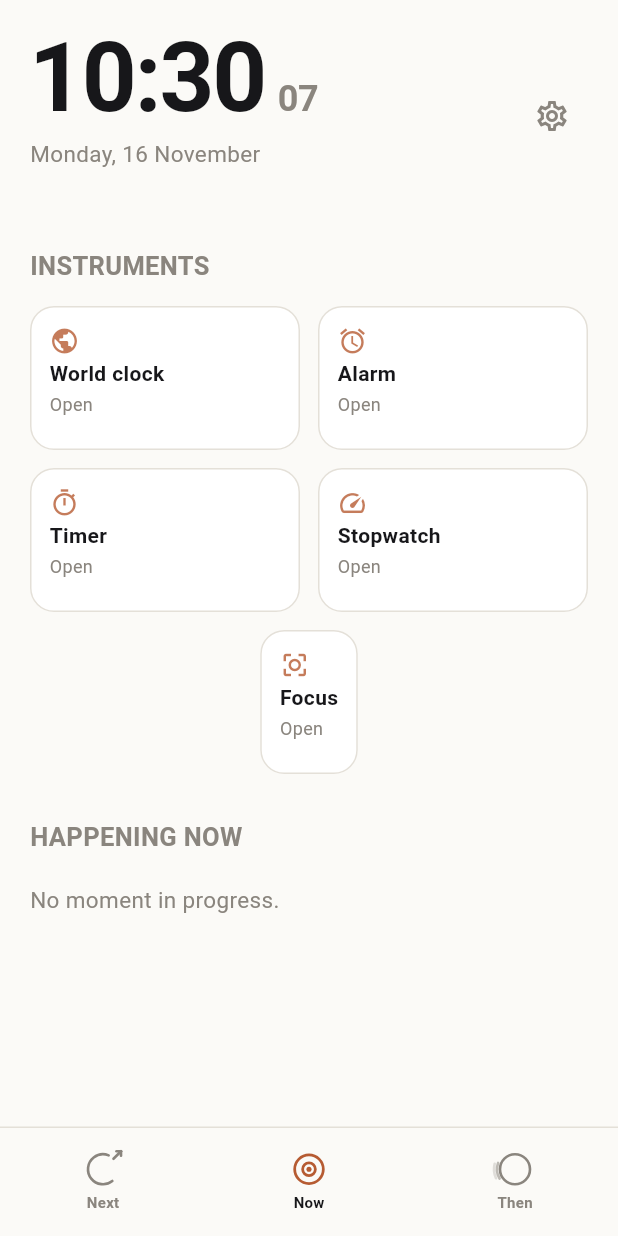
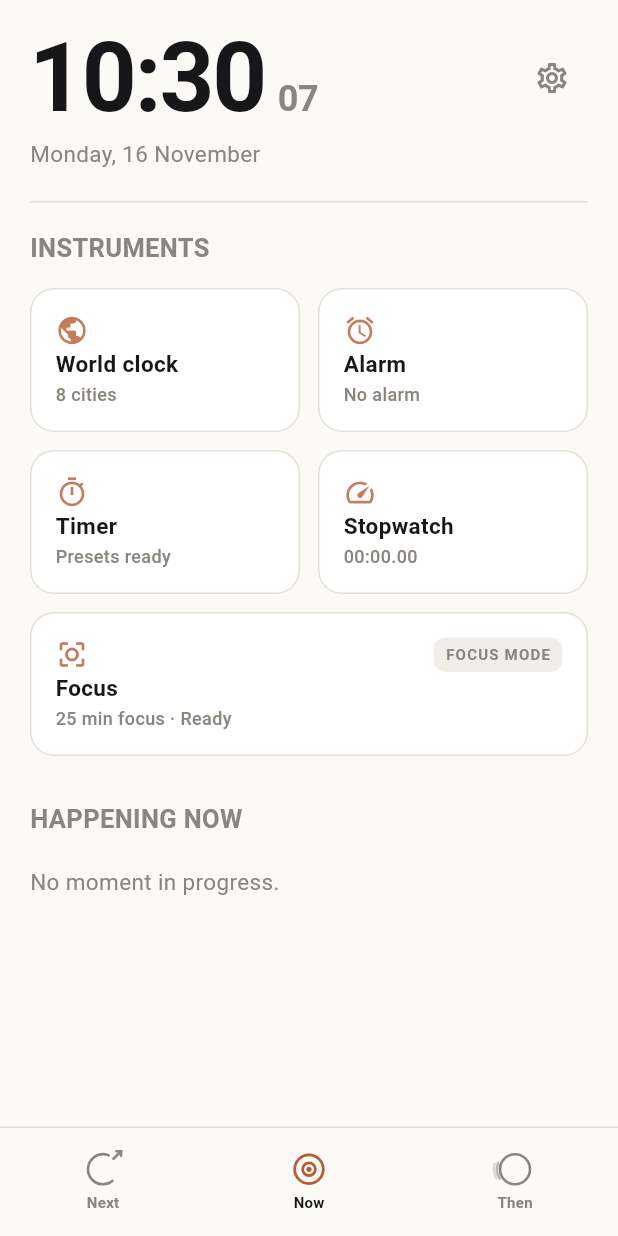
Before and after one commit to kachakaran6/kairos, a Flutter app: the screen it shows after launch, on a phone screen of 412 x 824 dp. Run offline on Flutter 3.47's test engine with Material 3 defaults, Android fonts, the phone set to English and light mode, and no system bars; our stand-ins replace flutter_riverpod, shared_preferences.

Commit message:
feat(ui): redesign Now dashboard with full-width live focus card, dynamic micro-values and refined clock layout

```diff
--- a/lib/app/shell/kairos_shell.dart
+++ b/lib/app/shell/kairos_shell.dart
@@ -7,6 +7,7 @@ import '../../core/design/radius_tokens.dart';
 import '../../core/design/spacing_tokens.dart';
 import '../../core/theme/theme_extension.dart';
 import '../../core/time/clock_provider.dart';
+import '../../features/alarm/presentation/alarm_controller.dart';
 import '../../features/alarm/presentation/alarm_page.dart';
 import '../../features/focus/presentation/focus_page.dart';
 import '../../features/moments/domain/moment_phase.dart';
@@ -83,10 +84,13 @@ class _NowPage extends ConsumerWidget {
           children: <Widget>[
             Row(
               mainAxisAlignment: MainAxisAlignment.spaceBetween,
+              crossAxisAlignment: CrossAxisAlignment.start,
               children: [
-                _LiveClockBlock(clock: ref.read(clockProvider)),
-                IconButton(
-                  icon: Icon(Icons.settings_outlined, color: colours.textTertiary),
+                Expanded(child: _LiveClockBlock(clock: ref.read(clockProvider))),
+                Padding(
+                  padding: const EdgeInsets.only(top: 8),
+                  child: IconButton(
+                    icon: Icon(Icons.settings_outlined, color: colours.textTertiary, size: 24),
                     onPressed: () {
                       Navigator.of(context).push(
                         MaterialPageRoute<void>(
@@ -95,9 +99,12 @@ class _NowPage extends ConsumerWidget {
                       );
                     },
                   ),
+                ),
               ],
             ),
-            const SizedBox(height: Space.xxl),
+            const SizedBox(height: Space.lg),
+            Divider(color: colours.border, height: 1, thickness: 1),
+            const SizedBox(height: Space.lg),
             Text(
               'INSTRUMENTS',
               style: kairos.typeScale.section.copyWith(
@@ -236,56 +243,97 @@ class _LiveClockBlockState extends State<_LiveClockBlock> {
         const SizedBox(height: Space.xs),
         Text(
           date,
-          style: kairos.typeScale.body.copyWith(color: colours.textTertiary),
+          style: kairos.typeScale.body.copyWith(
+            color: colours.textTertiary,
+            fontSize: 15,
+            fontWeight: FontWeight.w400,
           ),
-        const SizedBox(height: Space.lg),
-        Divider(color: colours.border, height: 1, thickness: 1),
+        ),
       ],
     );
   }
 }
 
-class _InstrumentGrid extends StatelessWidget {
+class _InstrumentGrid extends ConsumerWidget {
   const _InstrumentGrid({required this.instruments});
 
   final List<_Instrument> instruments;
 
   @override
-  Widget build(BuildContext context) {
+  Widget build(BuildContext context, WidgetRef ref) {
+    final alarms = ref.watch(alarmListProvider).value ?? const [];
+    final activeAlarm = alarms.where((a) => a.enabled).firstOrNull;
+    final alarmSub = activeAlarm != null
+        ? '${activeAlarm.hour.toString().padLeft(2, '0')}:${activeAlarm.minute.toString().padLeft(2, '0')}'
+        : 'No alarm';
+
     return Column(
       children: <Widget>[
         Row(
           children: <Widget>[
-            Expanded(child: _InstrumentTile(instrument: instruments[0])),
+            Expanded(
+              child: _InstrumentTile(
+                instrument: instruments[0],
+                microValue: '8 cities',
+              ),
+            ),
             const SizedBox(width: Space.sm),
-            Expanded(child: _InstrumentTile(instrument: instruments[1])),
+            Expanded(
+              child: _InstrumentTile(
+                instrument: instruments[1],
+                microValue: alarmSub,
+                isLive: activeAlarm != null,
+              ),
+            ),
           ],
         ),
         const SizedBox(height: Space.sm),
         Row(
           children: <Widget>[
-            Expanded(child: _InstrumentTile(instrument: instruments[2])),
+            Expanded(
+              child: _InstrumentTile(
+                instrument: instruments[2],
+                microValue: 'Presets ready',
+              ),
+            ),
             const SizedBox(width: Space.sm),
-            Expanded(child: _InstrumentTile(instrument: instruments[3])),
+            Expanded(
+              child: _InstrumentTile(
+                instrument: instruments[3],
+                microValue: '00:00.00',
+              ),
+            ),
           ],
         ),
         const SizedBox(height: Space.sm),
-        _InstrumentTile(instrument: instruments[4], span: true),
+        _InstrumentTile(
+          instrument: instruments[4],
+          span: true,
+          microValue: '25 min focus · Ready',
+        ),
       ],
     );
   }
 }
 
 class _InstrumentTile extends StatelessWidget {
-  const _InstrumentTile({required this.instrument, this.span = false});
+  const _InstrumentTile({
+    required this.instrument,
+    required this.microValue,
+    this.span = false,
+    this.isLive = false,
+  });
 
   final _Instrument instrument;
+  final String microValue;
   final bool span;
+  final bool isLive;
 
   @override
   Widget build(BuildContext context) {
     final kairos = KairosTheme.of(context);
     final colours = kairos.colours;
+
     return Material(
       color: colours.surface,
       borderRadius: RadiusTokens.lgRadius,
@@ -296,33 +344,66 @@ class _InstrumentTile extends StatelessWidget {
         ).push(MaterialPageRoute<void>(builder: (_) => instrument.page)),
         child: Container(
           height: 96,
-          padding: const EdgeInsets.all(Space.sm),
+          width: span ? double.infinity : null,
+          padding: const EdgeInsets.all(Space.md),
           decoration: BoxDecoration(
             borderRadius: RadiusTokens.lgRadius,
-            border: Border.all(color: colours.border),
+            border: Border.all(
+              color: isLive ? colours.accent.withValues(alpha: 0.4) : colours.border,
+            ),
           ),
           child: Column(
             crossAxisAlignment: CrossAxisAlignment.start,
+            mainAxisAlignment: MainAxisAlignment.spaceBetween,
             children: <Widget>[
+              Row(
+                mainAxisAlignment: MainAxisAlignment.spaceBetween,
+                children: [
                   Icon(
                     instrument.icon,
-                size: 20,
-                color: colours.accent.withValues(alpha: 0.8),
+                    size: 22,
+                    color: isLive ? colours.accent : colours.accent.withValues(alpha: 0.8),
                   ),
-              const SizedBox(height: Space.xxs),
+                  if (span)
+                    Container(
+                      padding: const EdgeInsets.symmetric(horizontal: 8, vertical: 4),
+                      decoration: BoxDecoration(
+                        color: colours.surfaceElevated,
+                        borderRadius: BorderRadius.circular(RadiusTokens.sm),
+                      ),
+                      child: Text(
+                        'FOCUS MODE',
+                        style: TextStyle(
+                          fontSize: 10,
+                          fontWeight: FontWeight.w700,
+                          letterSpacing: 0.8,
+                          color: colours.textTertiary,
+                        ),
+                      ),
+                    ),
+                ],
+              ),
+              Column(
+                crossAxisAlignment: CrossAxisAlignment.start,
+                children: [
                   Text(
                     instrument.label,
                     style: kairos.typeScale.section.copyWith(
-                  fontSize: 14,
+                      fontSize: 15,
+                      fontWeight: FontWeight.w600,
                       color: colours.textPrimary,
                     ),
                   ),
-              const SizedBox(height: Space.xxs),
+                  const SizedBox(height: 2),
                   Text(
-                'Open',
+                    microValue,
                     style: kairos.typeScale.caption.copyWith(
-                  color: colours.textTertiary,
+                      fontSize: 12,
+                      fontWeight: isLive ? FontWeight.w600 : FontWeight.w500,
+                      color: isLive ? colours.accent : colours.textTertiary,
                     ),
+                  ),
+                ],
               ),
             ],
           ),
```
Lines whose indentation alone changed are shown as unchanged.
